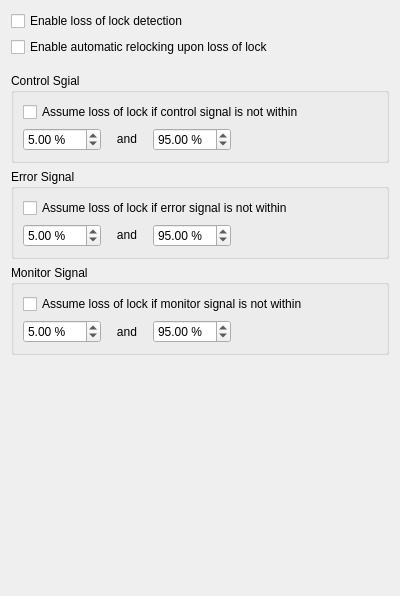
First picture: the form in linien-gui/linien_gui/ui/relocking_panel.ui, repository linien-org/linien, before the edit.
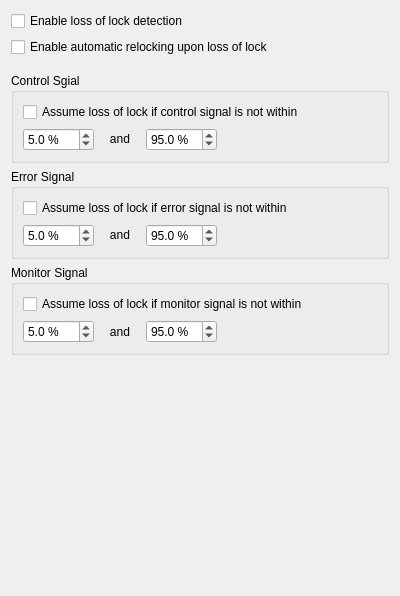
Second picture: the form after the edit. Custom widgets are drawn as their Qt base class.

Commit message: fix setting percentages

```diff
--- a/linien-gui/linien_gui/ui/relocking_panel.ui
+++ b/linien-gui/linien_gui/ui/relocking_panel.ui
@@ -76,6 +76,9 @@
           <property name="suffix">
            <string> %</string>
           </property>
+          <property name="decimals">
+           <number>1</number>
+          </property>
           <property name="maximum">
            <double>100.000000000000000</double>
           </property>
@@ -102,6 +105,9 @@
           <property name="suffix">
            <string> %</string>
           </property>
+          <property name="decimals">
+           <number>1</number>
+          </property>
           <property name="maximum">
            <double>100.000000000000000</double>
           </property>
@@ -154,6 +160,9 @@
           <property name="suffix">
            <string> %</string>
           </property>
+          <property name="decimals">
+           <number>1</number>
+          </property>
           <property name="maximum">
            <double>100.000000000000000</double>
           </property>
@@ -180,6 +189,9 @@
           <property name="suffix">
            <string> %</string>
           </property>
+          <property name="decimals">
+           <number>1</number>
+          </property>
           <property name="maximum">
            <double>100.000000000000000</double>
           </property>
@@ -226,6 +238,9 @@
           <property name="suffix">
            <string> %</string>
           </property>
+          <property name="decimals">
+           <number>1</number>
+          </property>
           <property name="maximum">
            <double>100.000000000000000</double>
           </property>
@@ -252,6 +267,9 @@
           <property name="suffix">
            <string> %</string>
           </property>
+          <property name="decimals">
+           <number>1</number>
+          </property>
           <property name="maximum">
            <double>100.000000000000000</double>
           </property>
```
The commit also changes 1 other file.
